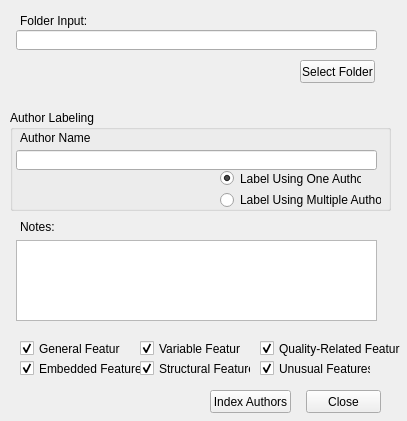
First picture: the form in BinAuthorPlugin/Views/UI/BinaryIndexing.ui, repository g4hsean/BinAuthor, before the edit.
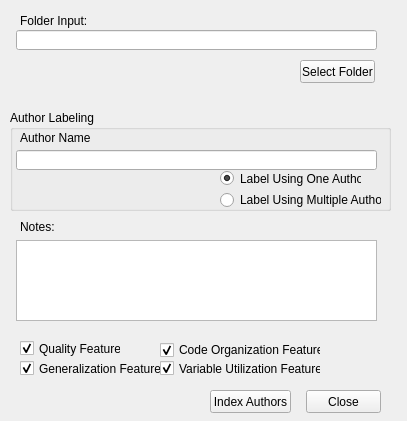
Second picture: the form after the edit.

Patch:
```diff
--- a/BinAuthorPlugin/Views/UI/BinaryIndexing.ui
+++ b/BinAuthorPlugin/Views/UI/BinaryIndexing.ui
@@ -65,7 +65,7 @@
     </rect>
    </property>
    <property name="text">
-    <string>General Features</string>
+    <string>Quality Features</string>
    </property>
    <property name="checked">
     <bool>true</bool>
@@ -74,14 +74,14 @@
   <widget class="QCheckBox" name="checkBox_2">
    <property name="geometry">
     <rect>
-     <x>140</x>
+     <x>160</x>
      <y>340</y>
-     <width>101</width>
-     <height>17</height>
+     <width>161</width>
+     <height>20</height>
     </rect>
    </property>
    <property name="text">
-    <string>Variable Features</string>
+    <string>Code Organization Features</string>
    </property>
    <property name="checked">
     <bool>true</bool>
@@ -90,14 +90,14 @@
   <widget class="QCheckBox" name="checkBox_3">
    <property name="geometry">
     <rect>
-     <x>260</x>
-     <y>340</y>
+     <x>20</x>
+     <y>360</y>
      <width>141</width>
      <height>17</height>
     </rect>
    </property>
    <property name="text">
-    <string>Quality-Related Features</string>
+    <string>Generalization Features</string>
    </property>
    <property name="checked">
     <bool>true</bool>
@@ -152,49 +152,17 @@
     <string>Index Authors</string>
    </property>
   </widget>
-  <widget class="QCheckBox" name="checkBox_4">
-   <property name="geometry">
-    <rect>
-     <x>20</x>
-     <y>360</y>
-     <width>121</width>
-     <height>17</height>
-    </rect>
-   </property>
-   <property name="text">
-    <string>Embedded Features</string>
-   </property>
-   <property name="checked">
-    <bool>true</bool>
-   </property>
-  </widget>
   <widget class="QCheckBox" name="checkBox_5">
    <property name="geometry">
     <rect>
-     <x>140</x>
+     <x>160</x>
      <y>360</y>
-     <width>111</width>
+     <width>161</width>
      <height>17</height>
     </rect>
    </property>
    <property name="text">
-    <string>Structural Features</string>
-   </property>
-   <property name="checked">
-    <bool>true</bool>
-   </property>
-  </widget>
-  <widget class="QCheckBox" name="checkBox_6">
-   <property name="geometry">
-    <rect>
-     <x>260</x>
-     <y>360</y>
-     <width>111</width>
-     <height>17</height>
-    </rect>
-   </property>
-   <property name="text">
-    <string>Unusual Features</string>
+    <string>Variable Utilization Features</string>
    </property>
    <property name="checked">
     <bool>true</bool>
```
Left out of the diff: 2 changed lines with no effect on the pictures.
